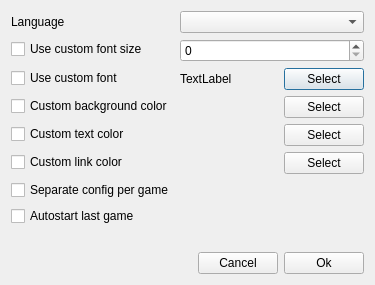
The window that optionsdialog.ui (Sonnix1/Qqsp) describes before a commit, drawn with Qt 5.
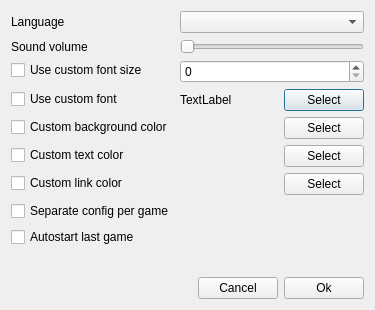
The same window after the commit.

Commit message: implement sound playback

Patch:
```diff
--- a/optionsdialog.ui
+++ b/optionsdialog.ui
@@ -10,7 +10,7 @@
     <x>0</x>
     <y>0</y>
     <width>375</width>
-    <height>285</height>
+    <height>310</height>
    </rect>
   </property>
   <property name="windowTitle">
@@ -19,28 +19,28 @@
   <layout class="QVBoxLayout" name="verticalLayout">
    <item>
     <layout class="QFormLayout" name="formLayout">
-     <item row="1" column="0">
+     <item row="2" column="0">
       <widget class="QCheckBox" name="checkBox_fontSize">
        <property name="text">
         <string>Use custom font size</string>
        </property>
       </widget>
      </item>
-     <item row="1" column="1">
+     <item row="2" column="1">
       <widget class="QSpinBox" name="spinBox_fontSize">
        <property name="maximum">
         <number>96</number>
        </property>
       </widget>
      </item>
-     <item row="2" column="0">
+     <item row="3" column="0">
       <widget class="QCheckBox" name="checkBox_font">
        <property name="text">
         <string>Use custom font</string>
        </property>
       </widget>
      </item>
-     <item row="2" column="1">
+     <item row="3" column="1">
       <layout class="QHBoxLayout" name="horizontalLayout_font">
        <item>
         <widget class="QLabel" name="label_font">
@@ -71,14 +71,14 @@
        </item>
       </layout>
      </item>
-     <item row="3" column="0">
+     <item row="4" column="0">
       <widget class="QCheckBox" name="checkBox_backColor">
        <property name="text">
         <string>Custom background color</string>
        </property>
       </widget>
      </item>
-     <item row="3" column="1">
+     <item row="4" column="1">
       <layout class="QHBoxLayout" name="horizontalLayout_3">
        <item>
         <widget class="QLabel" name="label_backColor">
@@ -137,28 +137,28 @@
      <item row="0" column="1">
       <widget class="QComboBox" name="comboBox_language"/>
      </item>
-     <item row="4" column="0">
+     <item row="5" column="0">
       <widget class="QCheckBox" name="checkBox_fontColor">
        <property name="text">
         <string>Custom text color</string>
        </property>
       </widget>
      </item>
-     <item row="5" column="0">
+     <item row="6" column="0">
       <widget class="QCheckBox" name="checkBox_linkColor">
        <property name="text">
         <string>Custom link color</string>
        </property>
       </widget>
      </item>
-     <item row="7" column="0">
+     <item row="8" column="0">
       <widget class="QCheckBox" name="checkBox_autostart">
        <property name="text">
         <string>Autostart last game</string>
        </property>
       </widget>
      </item>
-     <item row="4" column="1">
+     <item row="5" column="1">
       <layout class="QHBoxLayout" name="horizontalLayout">
        <item>
         <widget class="QLabel" name="label_fontColor">
@@ -207,7 +207,7 @@
        </item>
       </layout>
      </item>
-     <item row="5" column="1">
+     <item row="6" column="1">
       <layout class="QHBoxLayout" name="horizontalLayout_4">
        <item>
         <widget class="QLabel" name="label_linkColor">
@@ -256,13 +256,30 @@
        </item>
       </layout>
      </item>
-     <item row="6" column="0">
+     <item row="7" column="0">
       <widget class="QCheckBox" name="checkBox_perGameConfig">
        <property name="text">
         <string>Separate config per game</string>
        </property>
       </widget>
      </item>
+     <item row="1" column="0">
+      <widget class="QLabel" name="label_volume">
+       <property name="text">
+        <string>Sound volume</string>
+       </property>
+      </widget>
+     </item>
+     <item row="1" column="1">
+      <widget class="QSlider" name="horizontalSlider_volume">
+       <property name="maximum">
+        <number>100</number>
+       </property>
+       <property name="orientation">
+        <enum>Qt::Horizontal</enum>
+       </property>
+      </widget>
+     </item>
     </layout>
    </item>
    <item>
```
The commit also changes 6 other files.
